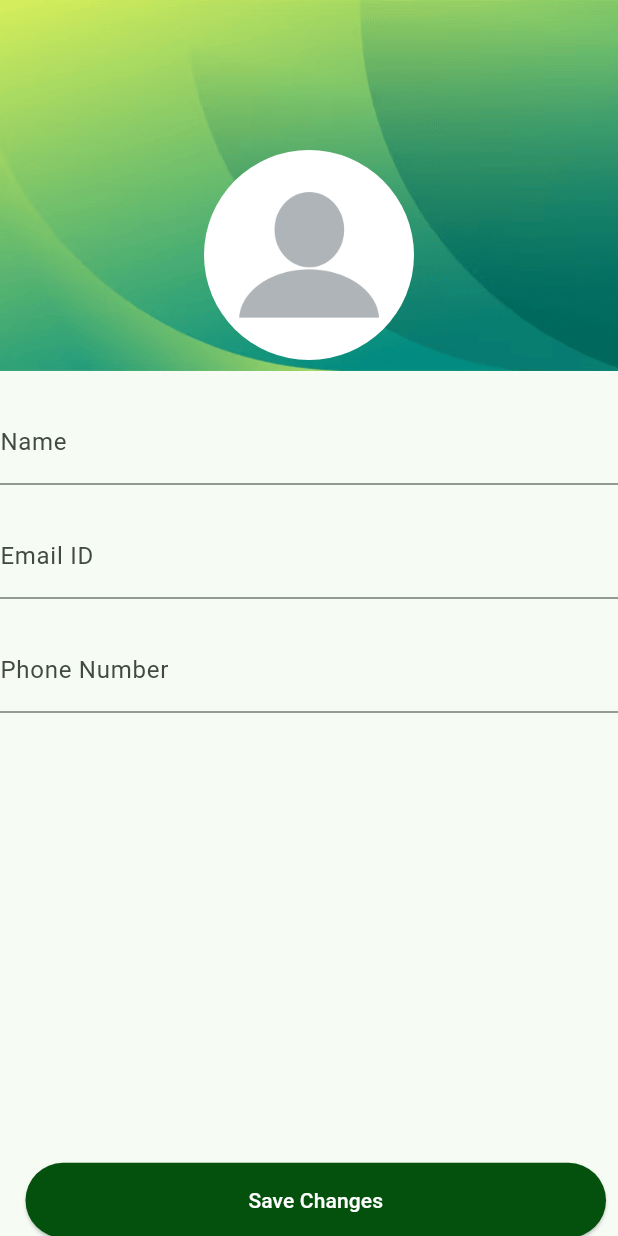
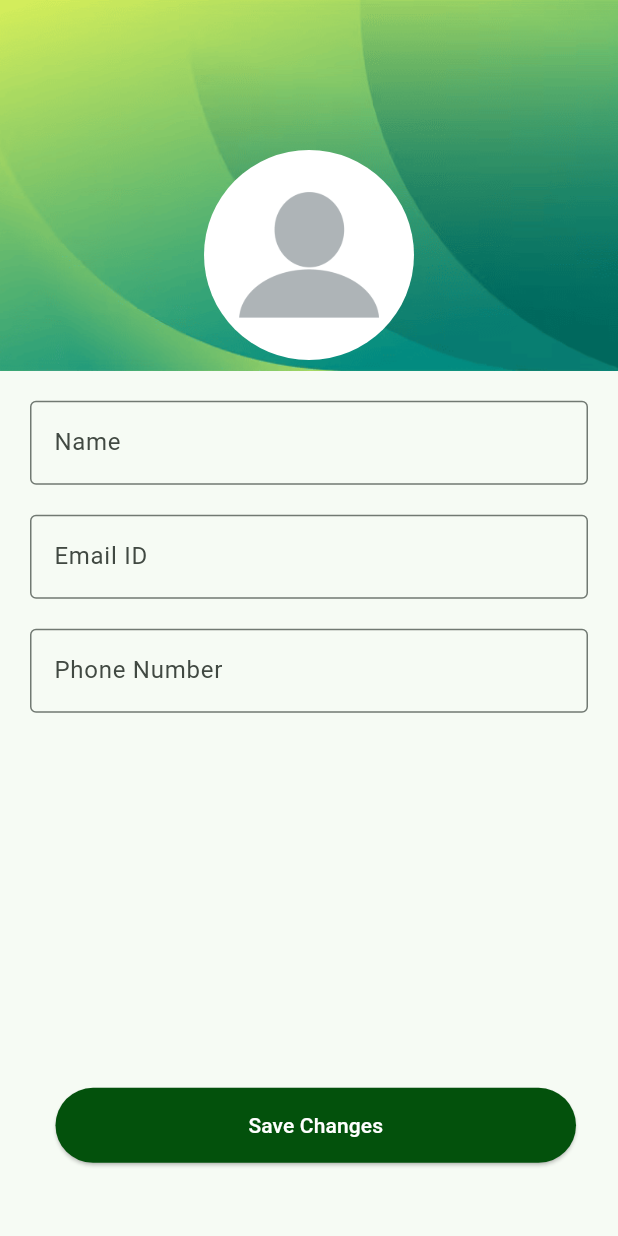
Before and after one commit to Anjana-pv/UserDinny, a Flutter app: the ProfileScreen screen opened directly, after a tap on "Edit Profile", on a phone screen of 412 x 824 dp. Run offline on Flutter 3.47's test engine with Material 3 defaults, Android fonts, the phone set to English and light mode, and no system bars; our stand-ins replace cached_network_image, carousel_slider, cloud_firestore, firebase_auth, firebase_core, fluttertoast and 5 more; missing offline and left inert: razorpay_flutter; accounts and stored records are empty.

```diff
--- a/lib/controller/search_controller.dart
+++ b/lib/controller/search_controller.dart
@@ -1,5 +1,5 @@
 
-import 'package:get/get_rx/src/rx_types/rx_types.dart';
+
 import 'package:get/get_state_manager/src/simple/get_controllers.dart';
 
 class SearchGetController extends GetxController {
--- a/lib/main.dart
+++ b/lib/main.dart
@@ -1,7 +1,7 @@
 import 'package:flutter/material.dart';
 import 'package:get/get.dart';
 import 'package:firebase_core/firebase_core.dart';
-import 'package:user_dinny/view/home_screen.dart';
+import 'package:user_dinny/view/splash_screen.dart';
 
 
 void main() async {
@@ -20,12 +20,12 @@ class MyApp extends StatelessWidget {
       title: 'Flutter Demo',
       debugShowCheckedModeBanner: false,
       theme: ThemeData(
-        colorScheme: ColorScheme.fromSeed(seedColor: Color.fromARGB(255, 7, 11, 8)),
+        colorScheme: ColorScheme.fromSeed(seedColor: const Color.fromARGB(255, 7, 11, 8)),
         useMaterial3: true,
       ),
      initialRoute: '/',
      getPages: [
-      GetPage(name:'/',page:()=>const HomeScreen()),
+      GetPage(name:'/',page:()=>SplashScreen()),
 
      ],
     );
--- a/lib/view/edit _screen.dart
+++ /dev/null
@@ -1,107 +0,0 @@
-import 'package:flutter/material.dart';
-
-class EditScreen extends StatelessWidget {
-  const EditScreen({
-    super.key,
-    required this.username,
-    required this.emailid,
-    required this.phonenumber,
-  });
-  final String username;
-  final String emailid;
-  final String phonenumber;
-
-  @override
-  Widget build(BuildContext context) {
-    final size = MediaQuery.of(context).size;
-    return Scaffold(
-      body: Column(
-        children: [
-          Stack(
-            children: [
-              Container(
-                height: size.height * 0.30,
-                decoration: const BoxDecoration(
-                  image: DecorationImage(
-                      image: AssetImage('assest/images/profile image.png'),
-                      fit: BoxFit.cover),
-                ),
-              ),
-              const Positioned(
-                top: 100,
-                left: 0,
-                right: 0,
-                child: Center(
-                  child: Column(
-                    children: [
-                      CircleAvatar(
-                        radius: 70,
-                        backgroundColor: Colors.white,
-                        backgroundImage: AssetImage(
-                          'assest/images/blank-profile-picture-973460-1-1-1080x1080.png',
-                        ),
-                      ),
-                    ],
-                  ),
-                ),
-              ),
-            ],
-          ),
-          const SizedBox(height: 20),
-          Row(
-            children: [
-              Expanded(
-                child: TextFormField(
-                  controller: TextEditingController(text: username),
-                  decoration: const InputDecoration(labelText: 'Name'),
-                ),
-              ),
-            ],
-          ),
-          const SizedBox(height: 20),
-          Row(
-            children: [
-              Expanded(
-                child: TextFormField(
-                  controller: TextEditingController(text: emailid),
-                  decoration: const InputDecoration(labelText: 'Email ID'),
-                ),
-              ),
-            ],
-          ),
-          const SizedBox(height: 20),
-          Row(
-            children: [
-              Expanded(
-                child: TextFormField(
-                  controller: TextEditingController(text: phonenumber),
-                  decoration: const InputDecoration(labelText: 'Phone Number'),
-                ),
-              ),
-            ],
-          ),
-          const SizedBox(height: 100),
-          Padding(
-            padding: const EdgeInsets.only(top: 200, left: 17, right: 8),
-            child: ElevatedButton(
-              onPressed: () {},
-              style: ButtonStyle(
-                backgroundColor: MaterialStateProperty.all<Color>(
-                    Color.fromARGB(255, 3, 81, 12)),
-                shape: MaterialStateProperty.all<RoundedRectangleBorder>(
-                  RoundedRectangleBorder(
-                    borderRadius: BorderRadius.circular(30),
-                  ),
-                ),
-                minimumSize:
-                    MaterialStateProperty.all<Size>(Size(double.infinity, 50)),
-              ),
-              child:
-                  Text('Save Changes', style: TextStyle(color: Colors.white)),
-            ),
-          )
-        ],
-      ),
-    );
-  }
-}
--- /dev/null
+++ b/lib/view/editScreen.dart
@@ -0,0 +1,130 @@
+import 'package:flutter/material.dart';
+import 'package:get/get.dart';
+import 'package:user_dinny/controller/profile_controller.dart';
+
+class EditScreen extends StatelessWidget {
+  const EditScreen({
+    super.key,
+    required this.username,
+    required this.emailid,
+    required this.phonenumber,
+  });
+  final String username;
+  final String emailid;
+  final String phonenumber;
+
+  @override
+  Widget build(BuildContext context) {
+    ProfileController getuserdata=Get.put(ProfileController());
+    final size = MediaQuery.of(context).size;
+    return Scaffold(
+      body: Column(
+        children: [
+          Stack(
+            children: [
+              Container(
+                height: size.height * 0.30,
+                decoration: const BoxDecoration(
+                  image: DecorationImage(
+                      image: AssetImage('assest/images/profile image.png'),
+                      fit: BoxFit.cover),
+                ),
+              ),
+              const Positioned(
+                top: 100,
+                left: 0,
+                right: 0,
+                child: Center(
+                  child: Column(
+                    children: [
+                      CircleAvatar(
+                        radius: 70,
+                        backgroundColor: Colors.white,
+                        backgroundImage: AssetImage(
+                          'assest/images/blank-profile-picture-973460-1-1-1080x1080.png',
+                        ),
+                      ),
+                    ],
+                  ),
+                ),
+              ),
+            ],
+          ),
+          const SizedBox(height: 20),
+          Padding(
+            padding: const  EdgeInsets.symmetric(horizontal: 20),
+            child: Column(
+              children: [
+                Row(
+                  children: [
+                    Expanded(
+                      child: TextFormField(
+                        controller: TextEditingController(text: username),
+                        decoration: const InputDecoration(
+                           labelText: 'Name',
+                          border: OutlineInputBorder(),
+                        ),
+                      ),
+                    ),
+                  ],
+                ),
+
+
+            const SizedBox(height: 20),
+            Row(
+              children: [
+                Expanded(
+                  child: TextFormField(
+                    controller: TextEditingController(text: emailid),
+                    decoration: const InputDecoration(
+                      labelText: 'Email ID',
+                      border: OutlineInputBorder(),
+                    ),
+                  ),
+                ),
+              ],
+            ),
+            const SizedBox(height: 20),
+            Row(
+              children: [
+                Expanded(
+                  child: TextFormField(
+                    controller: TextEditingController(text: phonenumber),
+                    decoration: const InputDecoration(
+                      labelText: 'Phone Number',
+                      border: OutlineInputBorder(),
+
+                    )
+                  ),
+                ),
+              ],
+            ),
+            const SizedBox(height: 50),
+            Padding(
+              padding: const EdgeInsets.only(top: 200, left: 17, right: 8),
+              child: ElevatedButton(
+                onPressed: () {},
+                style: ButtonStyle(
+                  backgroundColor: MaterialStateProperty.all<Color>(
+                      const Color.fromARGB(255, 3, 81, 12)),
+                  shape: MaterialStateProperty.all<RoundedRectangleBorder>(
+                    RoundedRectangleBorder(
+                      borderRadius: BorderRadius.circular(30),
+                    ),
+                  ),
+                  minimumSize:
+                      MaterialStateProperty.all<Size>(const Size(double.infinity, 50)),
+                ),
+                child:
+                    const Text('Save Changes', style: TextStyle(color: Colors.white)),
+              ),
+            )
+                    ],
+                  ),
+          ),
+        ],
+      )
+
+    );
+  }
+}
--- a/lib/view/profile_screen.dart
+++ b/lib/view/profile_screen.dart
@@ -1,11 +1,12 @@
 import 'package:cloud_firestore/cloud_firestore.dart';
+import 'package:firebase_auth/firebase_auth.dart';
 import 'package:flutter/material.dart';
 import 'package:get/get.dart';
 import 'package:share_plus/share_plus.dart';
+import 'package:shared_preferences/shared_preferences.dart';
 import 'package:user_dinny/controller/profile_controller.dart';
-import 'package:user_dinny/view/edit%20_screen.dart';
-
-
+import 'package:user_dinny/view/editScreen.dart';
+import 'package:user_dinny/view/login.dart';
 
 class ProfileScreen extends StatelessWidget {
   const ProfileScreen({
@@ -28,8 +29,10 @@ class ProfileScreen extends StatelessWidget {
           } else if (snapshot.hasError) {
             return Text('Error: ${snapshot.error}');
           } else if (snapshot.hasData) {
-            final List<DocumentSnapshot> data=snapshot.data!.docs;
-             final Map<String, dynamic> userData = data.isNotEmpty ? data.first.data() as Map<String, dynamic> : {};
+            final List<DocumentSnapshot> data = snapshot.data!.docs;
+            final Map<String, dynamic> userData = data.isNotEmpty
+                ? data.first.data() as Map<String, dynamic>
+                : {};
             return Scaffold(
               body: Column(
                 children: [
@@ -74,7 +77,7 @@ class ProfileScreen extends StatelessWidget {
                                     color: Colors.white),
                               ),
                               const SizedBox(height: 5),
-                               Text( userData['phoneNumber'] ?? '',
+                              Text(userData['phoneNumber'] ?? '',
                                   style: const TextStyle(
                                       fontSize: 16,
                                       fontWeight: FontWeight.bold,
@@ -88,16 +91,12 @@ class ProfileScreen extends StatelessWidget {
                   const SizedBox(
                     height: 25,
                   ),
-
-                  const SizedBox(
-                    height: 25,
-                  ),
-
                   InkWell(
                     onTap: () {
-                 Get.to (
-                  EditScreen(username:userData['userName'] ?? '' , emailid: userData['email'] ?? '', phonenumber:  userData['phoneNumber'] ?? '',
-
+                      Get.to(EditScreen(
+                        username: userData['userName'] ?? '',
+                        emailid: userData['email'] ?? '',
+                        phonenumber: userData['phoneNumber'] ?? '',
                       ));
                     },
                     child: const Padding(
@@ -134,7 +133,6 @@ class ProfileScreen extends StatelessWidget {
                       ],
                     ),
                   ),
-
                   const SizedBox(
                     height: 25,
                   ),
@@ -179,7 +177,11 @@ class ProfileScreen extends StatelessWidget {
                   const SizedBox(
                     height: 25,
                   ),
-                  const Padding(
+                  GestureDetector(
+                    onTap: (){
+                     _logoutUser();
+                    },
+                    child: const Padding(
                       padding: EdgeInsets.only(left: 25),
                       child: Row(
                         children: [
@@ -192,6 +194,7 @@ class ProfileScreen extends StatelessWidget {
                             ),
                           ),
                         ],
+                      ),
                     ),
                   ),
                   const SizedBox(
@@ -212,7 +215,6 @@ class ProfileScreen extends StatelessWidget {
                       ],
                     ),
                   ),
-
                 ],
               ),
             );
@@ -224,5 +226,17 @@ class ProfileScreen extends StatelessWidget {
             );
           }
         }));
+
+  }
+    Future<void> _logoutUser() async {
+    try {
+      await FirebaseAuth.instance.signOut();
+       SharedPreferences preferences = await SharedPreferences.getInstance();
+      await preferences.remove('getuser_id');
+      // Navigate to login screen or any other screen after logout
+      Get.offAll(Login());
+    } catch (e) {
+      print("Error signing out: $e");
     }
   }
+}
```
Also changed, not shown: lib/controller/booking_history.dart (+39 -13 lines), lib/controller/firebase_fuction.dart (+0 -9 lines), lib/controller/profile_controller.dart (+8 -14 lines), lib/view/booking_history.dart (+58 -24 lines), lib/view/first_screen.dart (+13 -13 lines), lib/view/splash_screen.dart (added, +58 -0 lines), assest/images/Buffalo Chicken Salad copy.jpg (deleted), assest/images/Buffalo Chicken Salad.jpg (deleted), assest/images/briyani.jpg (added), assest/images/chinees.jpg (added), assest/images/coofie.jpg (added), assest/images/drinks.jpg (added), assest/images/fast food.jpg (added), assest/images/meals.jpg (deleted), 1 more files. Lines whose indentation alone changed are shown as unchanged.
